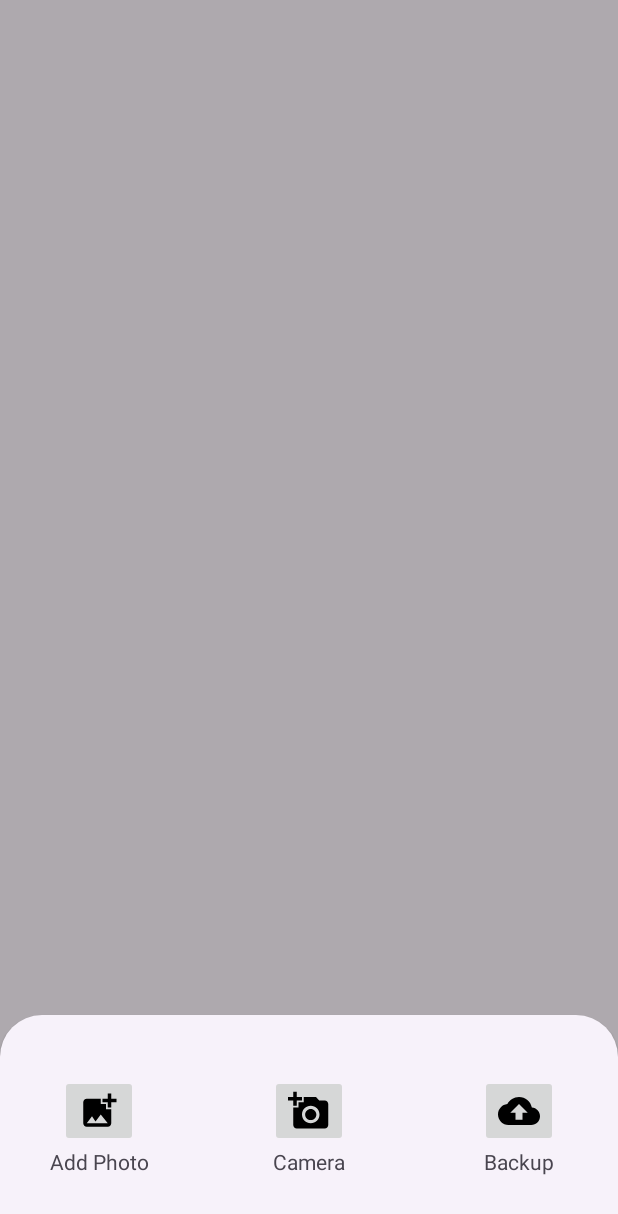
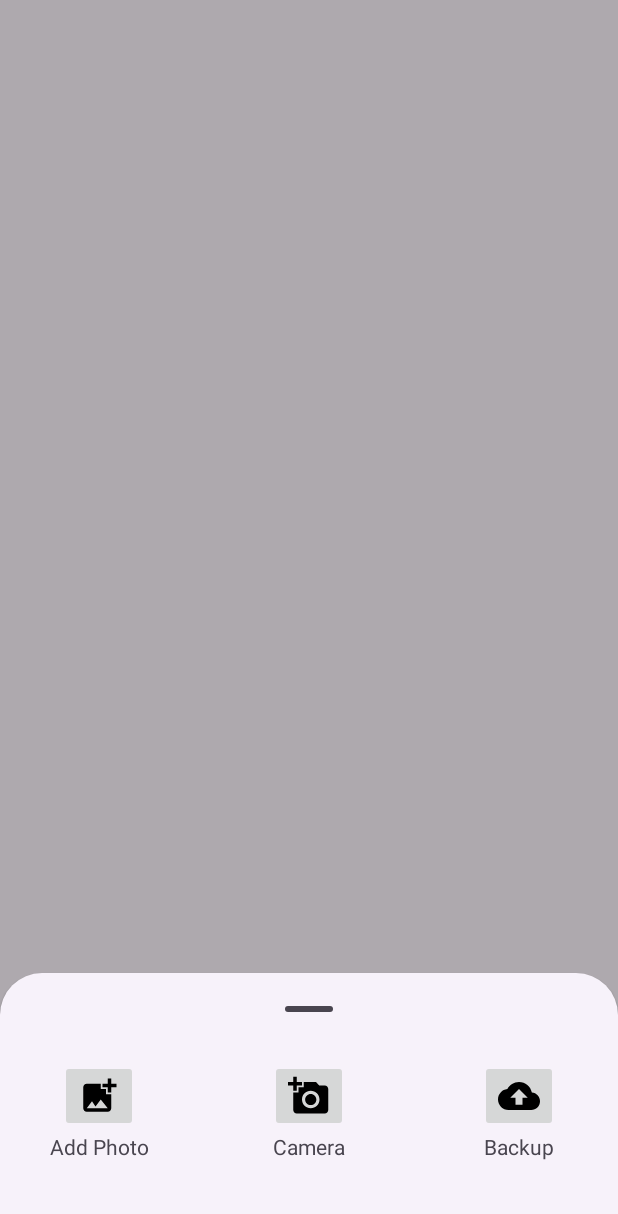
Before and after one commit to Lasha-Ilashvili/EXM_9, an Android app: the screen it shows after launch (MainActivity), after a tap on an icon or button, on a phone screen of 412 x 824 dp. Shown: the top 1214 px of the screen. Run offline under Robolectric (Android 15) with nearby library versions, the phone set to English and light mode, and no system bars; our stand-ins replace Dagger/Hilt's generated code; pictures from the network do not load.

Commit message:
added bottom handle

```diff
--- a/app/src/main/res/layout/bottom_sheet.xml
+++ b/app/src/main/res/layout/bottom_sheet.xml
@@ -5,7 +5,16 @@
     android:layout_height="wrap_content"
     android:orientation="vertical"
     android:paddingHorizontal="20dp"
-    android:paddingVertical="40dp">
+    android:paddingTop="10dp"
+    android:paddingBottom="50dp">
+
+    <com.google.android.material.bottomsheet.BottomSheetDragHandleView
+        android:id="@+id/bottomSheetHandle"
+        android:layout_width="match_parent"
+        android:layout_height="wrap_content"
+        app:layout_constraintEnd_toEndOf="parent"
+        app:layout_constraintStart_toStartOf="parent"
+        app:layout_constraintTop_toTopOf="parent" />
 
     <androidx.appcompat.widget.AppCompatImageButton
         android:id="@+id/ibtnGallery"
@@ -15,7 +24,7 @@
         android:importantForAccessibility="no"
         android:src="@drawable/ic_gallery"
         app:layout_constraintStart_toStartOf="parent"
-        app:layout_constraintTop_toTopOf="parent" />
+        app:layout_constraintTop_toBottomOf="@+id/bottomSheetHandle" />
 
     <androidx.appcompat.widget.AppCompatTextView
         android:layout_width="wrap_content"
```
